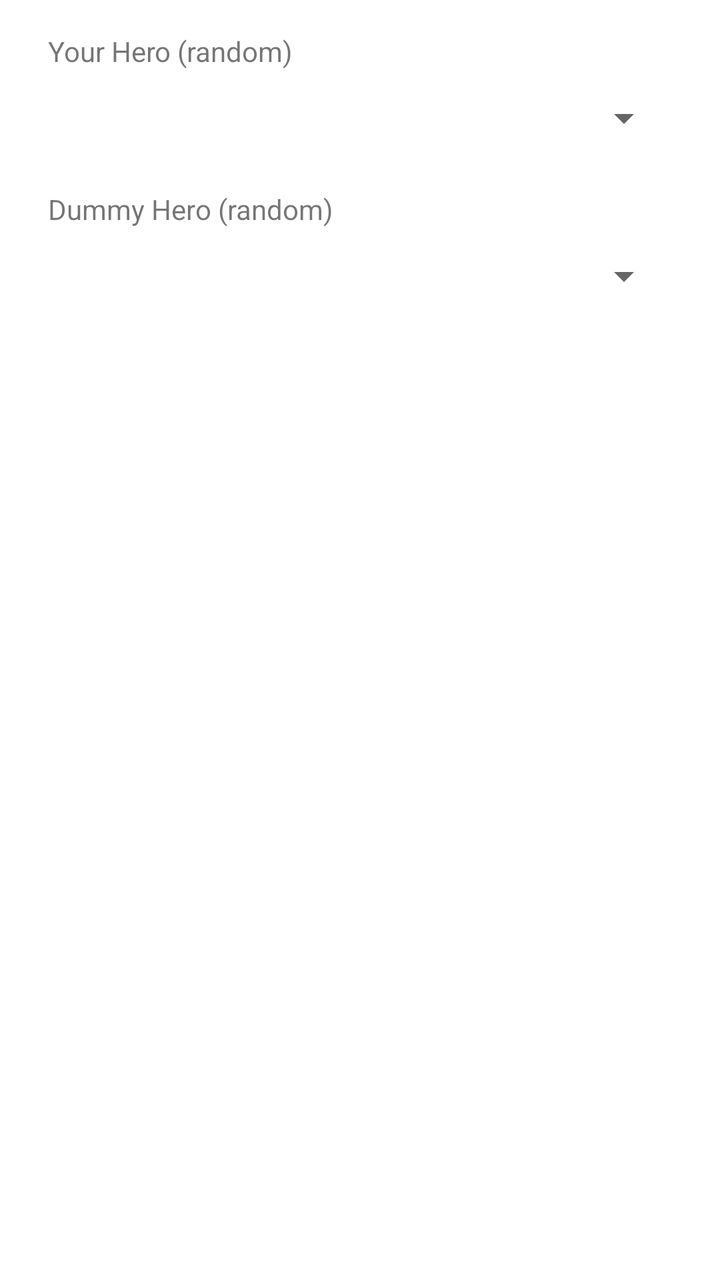
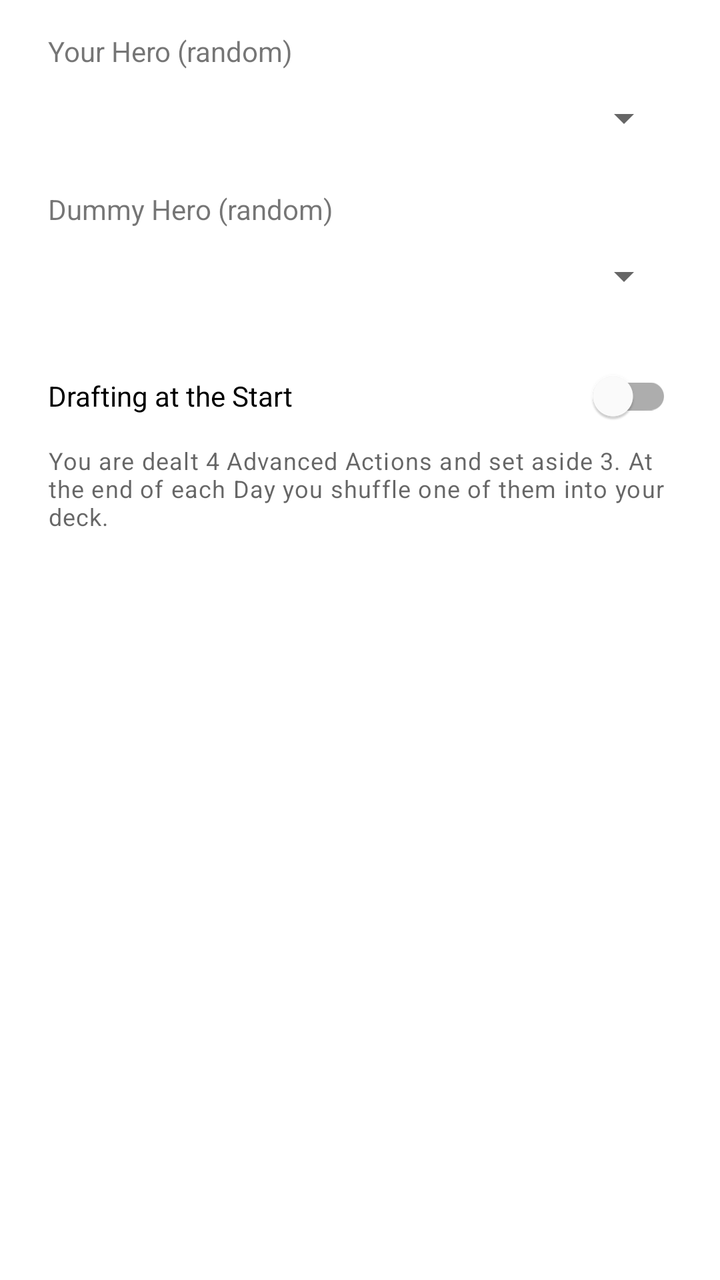

The first picture is an Android layout as it rendered before a commit; the second is the same layout after the commit. The layout source and the unified diff follow.
<!-- AndroidManifest.xml: application theme Theme.MageKnightCompa -->
<!-- res/layout/dialog_new_game.xml -->
<?xml version="1.0" encoding="utf-8"?>
<LinearLayout xmlns:android="http://schemas.android.com/apk/res/android"
    android:layout_width="match_parent"
    android:layout_height="wrap_content"
    android:orientation="vertical"
    android:paddingHorizontal="24dp"
    android:paddingTop="16dp">

    <TextView
        android:layout_width="wrap_content"
        android:layout_height="wrap_content"
        android:text="@string/your_hero" />

    <Spinner
        android:id="@+id/playerHero"
        android:layout_width="match_parent"
        android:layout_height="48dp" />

    <TextView
        android:layout_width="wrap_content"
        android:layout_height="wrap_content"
        android:layout_marginTop="12dp"
        android:text="@string/dummy_hero_label" />

    <Spinner
        android:id="@+id/dummyHero"
        android:layout_width="match_parent"
        android:layout_height="48dp" />
</LinearLayout>
<!-- resources referenced by this layout -->
<resources>
  <string name="dummy_hero_label">Dummy Hero (random)</string>
  <string name="your_hero">Your Hero (random)</string>
  <style name="Theme.MageKnightCompa" parent="Theme.MaterialComponents.DayNight.DarkActionBar">
          
          <item name="colorPrimary">@color/crimson</item>
          <item name="colorPrimaryVariant">@color/crimson_dark</item>
          <item name="colorOnPrimary">@color/white</item>
          
          <item name="colorSecondary">@color/gold</item>
          <item name="colorSecondaryVariant">@color/gold_dark</item>
          <item name="colorOnSecondary">@color/black</item>
          
          <item name="android:statusBarColor" tools:targetApi="l">?attr/colorPrimaryVariant</item>
          
      </style>
  <color name="crimson">#FF7F1D1D</color>
  <color name="crimson_dark">#FF5A1212</color>
  <color name="white">#FFFFFFFF</color>
  <color name="gold">#FFD4A537</color>
  <color name="gold_dark">#FFA67C1F</color>
  <color name="black">#FF000000</color>
</resources>

<!-- the commit's change to res/layout/dialog_new_game.xml (unified diff, before → after) -->
@@ -26,4 +26,17 @@
         android:id="@+id/dummyHero"
         android:layout_width="match_parent"
         android:layout_height="48dp" />
+
+    <com.google.android.material.switchmaterial.SwitchMaterial
+        android:id="@+id/draft"
+        android:layout_width="match_parent"
+        android:layout_height="wrap_content"
+        android:layout_marginTop="12dp"
+        android:text="@string/draft_at_start" />
+
+    <TextView
+        android:layout_width="match_parent"
+        android:layout_height="wrap_content"
+        android:text="@string/draft_at_start_hint"
+        android:textAppearance="?attr/textAppearanceCaption" />
 </LinearLayout>
<!-- resource entries referenced after the edit -->
@@ -1,5 +1,7 @@
 <!-- resources referenced by this layout -->
 <resources>
+  <string name="draft_at_start">Drafting at the Start</string>
+  <string name="draft_at_start_hint">You are dealt 4 Advanced Actions and set aside 3. At the end of each Day you shuffle one of them into your deck.</string>
   <string name="dummy_hero_label">Dummy Hero (random)</string>
   <string name="your_hero">Your Hero (random)</string>
   <style name="Theme.MageKnightCompa" parent="Theme.MaterialComponents.DayNight.DarkActionBar">
